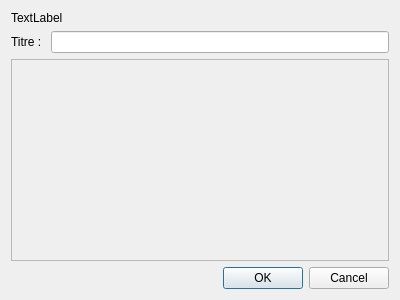
First picture: the form in profile_editor.ui, repository Shiroy/utprofiler, before the edit.
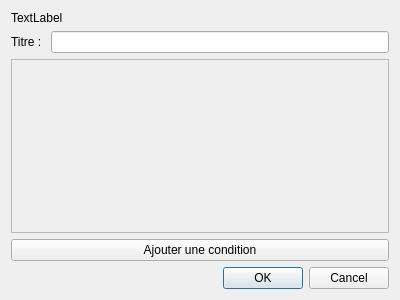
Second picture: the form after the edit.

Patch:
```diff
--- a/profile_editor.ui
+++ b/profile_editor.ui
@@ -46,12 +46,23 @@
         <x>0</x>
         <y>0</y>
         <width>380</width>
-        <height>199</height>
+        <height>168</height>
        </rect>
       </property>
      </widget>
     </widget>
    </item>
+   <item>
+    <layout class="QHBoxLayout" name="horizontalLayout_2">
+     <item>
+      <widget class="QPushButton" name="addPredicat">
+       <property name="text">
+        <string>Ajouter une condition</string>
+       </property>
+      </widget>
+     </item>
+    </layout>
+   </item>
    <item>
     <widget class="QDialogButtonBox" name="buttonBox">
      <property name="orientation">
```
